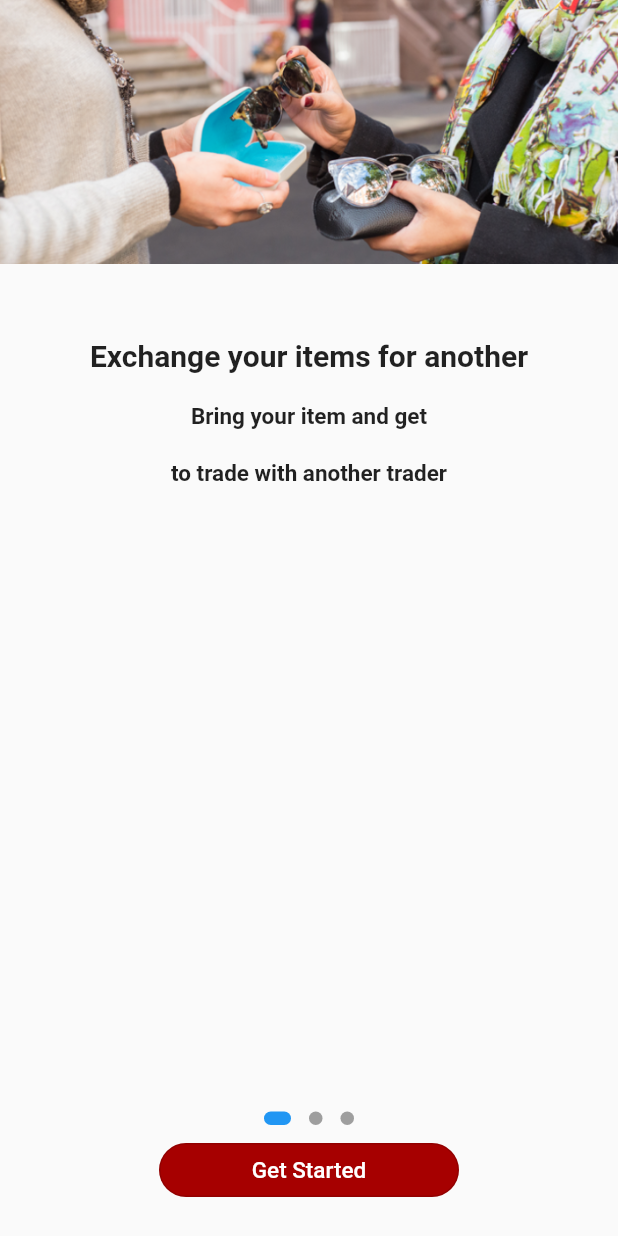
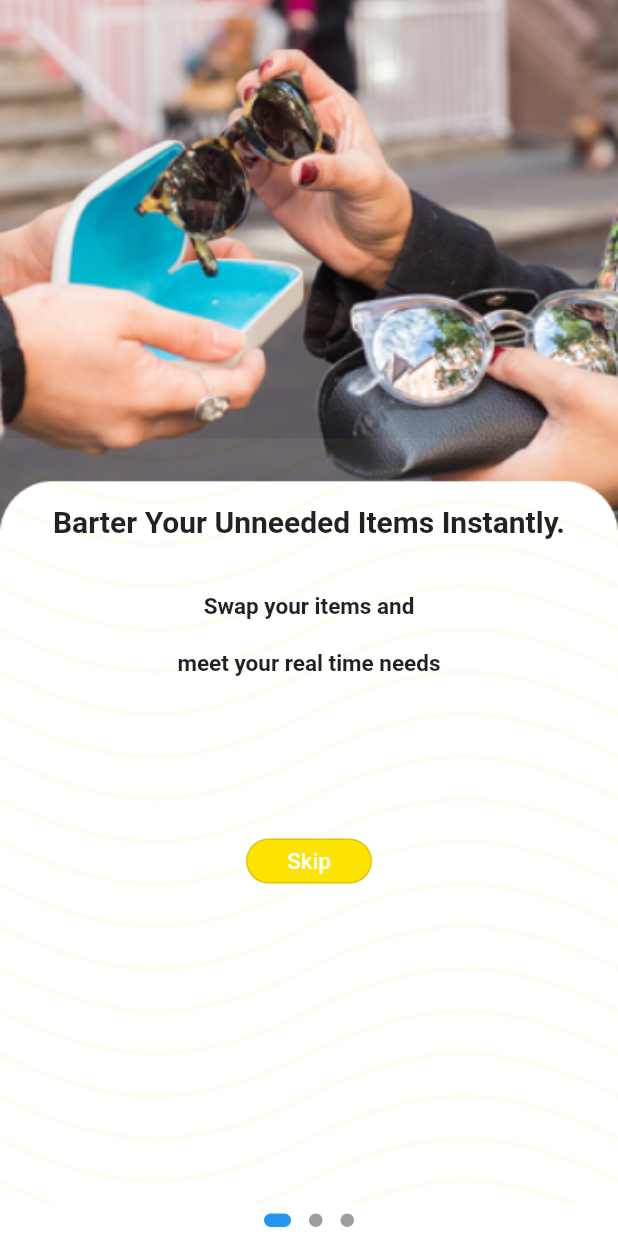
Before and after one commit to richieoscar/tradebybarter, a Flutter app: the screen it shows after launch, on a phone screen of 412 x 824 dp. Run offline on Flutter 3.47's test engine with Material 2 defaults, Android fonts, the phone set to English and light mode, and no system bars; drawn by our look-alikes of dots_indicator; our stand-ins replace accordion, csc_picker, fluttertoast, google_maps_flutter, hexcolor, pin_code_fields and 1 more.

Commit message:
Edited the onboard screens

```diff
--- a/lib/screens/onboardScreen.dart
+++ b/lib/screens/onboardScreen.dart
@@ -17,68 +17,182 @@ final _controller = PageController(
 
 List<Widget> pageView(BuildContext context) {
   List<Widget> pages = [
-    Column(
+
+    Container(
+      decoration: BoxDecoration(color: Colors.white),
+      height: MediaQuery.of(context).size.height,
+      child: SingleChildScrollView(
+
+        child: Container(
+          height: MediaQuery.of(context).size.height,
+          decoration: BoxDecoration(
+              image: DecorationImage(
+                  image: AssetImage('images/onb1.png'),
+                  fit: BoxFit.cover)),
+          child: Column(
             children: [
+
+              SizedBox(height: 320,),
+              Padding(
+                padding: const EdgeInsets.all(16.0),
+                child: Text("Barter Your Unneeded Items Instantly.",
+                    style: KPageViewTextStyle, textAlign: TextAlign.center),
+              ),
+              SizedBox(
+                height: 20,
+              ),
+              Text("Swap your items and",
+                  style: KPageViewTextStyle2, textAlign: TextAlign.center),
+              SizedBox(
+                height: 20,
+              ),
+              Text("meet your real time needs",
+                  style: KPageViewTextStyle2, textAlign: TextAlign.center),
+              SizedBox(height: 100),
               Container(
-          //constraints: BoxConstraints.expand(width: 300, height: 100),
-          child: Image.asset(
-            "images/onboardscreen-1.png",
-
+                width: 100,
+                child: Container(
+                  margin: EdgeInsets.all(8),
+                  constraints: BoxConstraints.expand( height: 30),
+                  child: (OutlinedButton(
+                    style: ButtonStyle(
+                      backgroundColor: MaterialStateProperty.all(KProceedColor  ),
+                      shape: MaterialStateProperty.all(RoundedRectangleBorder(
+                          borderRadius: BorderRadius.circular(20.0))),
+                    ),
+                    onPressed: () {
+                      print('skip clicked');
+                      AppNavigator.navigateToWelcomeScreen(context);
+                    },
+                    child: Text(
+                      "Skip",
+                      style: TextStyle(
+                          color: Colors.white,
+                          fontWeight: FontWeight.w500,
+                          fontSize: 15),
+                    ),
+                  )),
                 ),
               ),
-        SizedBox(height: 50,),
-        Text("Exchange your items for another",
+            ],
+          ),
+        ),
+      ),
+    ),
+    Container(
+      decoration: BoxDecoration(color: Colors.white),
+      height: MediaQuery.of(context).size.height,
+      child: SingleChildScrollView(
+
+        child: Container(
+          height: MediaQuery.of(context).size.height,
+          decoration: BoxDecoration(
+              image: DecorationImage(
+                  image: AssetImage('images/onb2.png'),
+                  fit: BoxFit.cover)),
+          child: Column(
+            children: [
+
+              SizedBox(height: 320,),
+              Padding(
+                padding: const EdgeInsets.all(16.0),
+                child: Text("Get Equal Value of Your Items.",
+                    style: KPageViewTextStyle, textAlign: TextAlign.center),
+              ),
+              SizedBox(
+                height: 20,
+              ),
+              Text("Exchange your items for",
+                  style: KPageViewTextStyle2, textAlign: TextAlign.center),
+              SizedBox(
+                height: 20,
+              ),
+              Text("commensurate alternatives.",
+                  style: KPageViewTextStyle2, textAlign: TextAlign.center),
+              SizedBox(height: 100),
+              Container(
+                width: 100,
+                child: Container(
+                  margin: EdgeInsets.all(8),
+                  constraints: BoxConstraints.expand( height: 30),
+                  child: (OutlinedButton(
+                    style: ButtonStyle(
+                      backgroundColor: MaterialStateProperty.all(KProceedColor  ),
+                      shape: MaterialStateProperty.all(RoundedRectangleBorder(
+                          borderRadius: BorderRadius.circular(20.0))),
+                    ),
+                    onPressed: () {
+                      print('skip clicked');
+                      AppNavigator.navigateToWelcomeScreen(context);
+                    },
+                    child: Text(
+                      "Skip",
+                      style: TextStyle(
+                          color: Colors.white,
+                          fontWeight: FontWeight.w500,
+                          fontSize: 15),
+                    ),
+                  )),
+                ),
+              ),
+            ],
+          ),
+        ),
+      ),
+    ),
+    Container(
+      decoration: BoxDecoration(color: Colors.white),
+      height: MediaQuery.of(context).size.height,
+      child: SingleChildScrollView(
+
+        child: Container(
+          height: MediaQuery.of(context).size.height,
+          decoration: BoxDecoration(
+              image: DecorationImage(
+                  image: AssetImage('images/onb3.png'),
+                  fit: BoxFit.cover)),
+          child: Column(
+            children: [
+
+              SizedBox(height: 320,),
+              Text("Barter with Ease.",
                   style: KPageViewTextStyle, textAlign: TextAlign.center),
               SizedBox(
                 height: 20,
               ),
-        Text("Bring your item and get",
+              Text("Login to trade conveniently,",
                   style: KPageViewTextStyle2, textAlign: TextAlign.center),
               SizedBox(
                 height: 20,
               ),
-        Text("to trade with another trader",
+              Text("fast and secured",
                   style: KPageViewTextStyle2, textAlign: TextAlign.center),
-        SizedBox(height: 20),
+              SizedBox(height: 100),
+              Container(
+                width: 200,
+                child: (OutlinedButton(
+                  style: ButtonStyle(
+                    backgroundColor: MaterialStateProperty.all(KProceedColor  ),
+                    shape: MaterialStateProperty.all(RoundedRectangleBorder(
+                        borderRadius: BorderRadius.circular(20.0))),
+                  ),
+                  onPressed: () {
+                    print('Proceed clicked');
+                    AppNavigator.navigateToWelcomeScreen(context);
+                  },
+                  child: Text(
+                    "Let's Get Started!",
+                    style: TextStyle(
+                        color: Colors.white,
+                        fontWeight: FontWeight.w500,
+                        fontSize: 15),
+                  ),
+                )),
+              ),
             ],
           ),
-    Column(
-      children: [
-        Image.asset("images/onboardscreen-2.png"),
-
-        Text("Exchange your items for another",
-            style: KPageViewTextStyle, textAlign: TextAlign.center),
-        SizedBox(
-          height: 20,
         ),
-        Text("Bring your item and get",
-            style: KPageViewTextStyle2, textAlign: TextAlign.center),
-        SizedBox(
-          height: 20,
       ),
-        Text("to trade with another trader",
-            style: KPageViewTextStyle2, textAlign: TextAlign.center),
-        SizedBox(height: 20),
-      ],
-    ),
-    Column(
-      children: [
-        Image.asset("images/onboardscreen-3.png"),
-        SizedBox(height: 100,),
-        Text("Exchange your items for another",
-            style: KPageViewTextStyle, textAlign: TextAlign.center),
-        SizedBox(
-          height: 20,
-        ),
-        Text("Bring your item and get",
-            style: KPageViewTextStyle2, textAlign: TextAlign.center),
-        SizedBox(
-          height: 20,
-        ),
-        Text("to trade with another trader",
-            style: KPageViewTextStyle2, textAlign: TextAlign.center),
-        SizedBox(height: 20),
-      ],
     ),
   ];
   return pages;
@@ -88,7 +202,10 @@ class _OnBoardScreenState extends State<OnBoardScreen> {
   @override
   Widget build(BuildContext context) {
     return Scaffold(
+      backgroundColor: Colors.transparent,
+
       body: SafeArea(
+
         child: Column(
           mainAxisAlignment: MainAxisAlignment.center,
           children: [
@@ -103,7 +220,12 @@ class _OnBoardScreenState extends State<OnBoardScreen> {
                 },
               ),
             ),
-            new DotsIndicator(
+
+            Container(
+
+              decoration: BoxDecoration(color: Colors.white),
+              alignment: Alignment(0.0, -1.0),
+              child: new DotsIndicator(
                 dotsCount: pageView(context).length,
                 position: _currentPage.toDouble(),
                 decorator: DotsDecorator(
@@ -113,28 +235,10 @@ class _OnBoardScreenState extends State<OnBoardScreen> {
                       borderRadius: BorderRadius.circular(5.0)),
                 ),
               ),
-            Container(
-              width: 200,
-              child: (OutlinedButton(
-                style: ButtonStyle(
-                  backgroundColor: MaterialStateProperty.all(KfilterBorderColors ),
-                  shape: MaterialStateProperty.all(RoundedRectangleBorder(
-                      borderRadius: BorderRadius.circular(20.0))),
             ),
-                onPressed: () {
-                  print('Proceed clicked');
-                  AppNavigator.navigateToWelcomeScreen(context);
-                },
-                child: Text(
-                  "Get Started",
-                  style: TextStyle(
-                      color: Colors.white,
-                      fontWeight: FontWeight.w500,
-                      fontSize: 15),
-                ),
-              )),
-            ),
-            SizedBox(height: 20,)
+
+
+
           ],
         ),
       ),
```
Also changed, not shown: images/onb2.png (added), images/onb3.png (added), pubspec.lock. Lines whose indentation alone changed are shown as unchanged.
